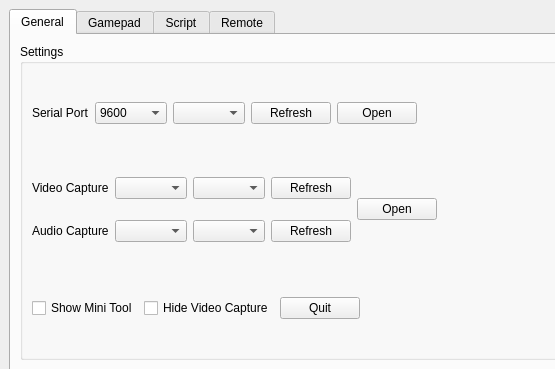
Above: gamepad.ui from zhengran14/SwitchGamepad before the change; both pictures show x 0 to 555 and y 0 to 369 of the 817 by 720 pixel window. Below: the same form after it.
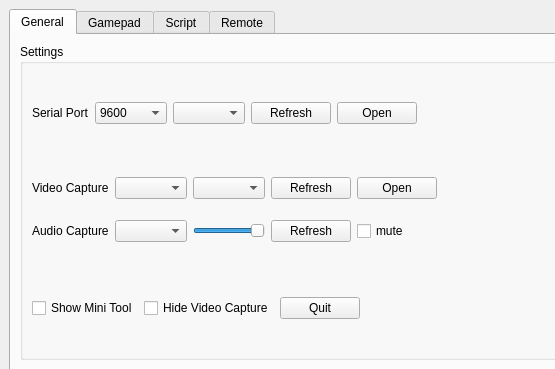
That is the form after the change. Custom widgets are drawn as their Qt base class.

Commit message: Finished audio input, add volume and mute control

Diff of the .ui file:
```diff
--- a/gamepad.ui
+++ b/gamepad.ui
@@ -247,15 +247,32 @@
                     </property>
                    </spacer>
                   </item>
-                  <item row="0" column="4" rowspan="2">
+                  <item row="0" column="4">
                    <widget class="QPushButton" name="videoCaptureSwitch">
                     <property name="text">
                      <string>Open</string>
                     </property>
                    </widget>
                   </item>
+                  <item row="1" column="4">
+                   <widget class="QCheckBox" name="audioCaptureMute">
+                    <property name="text">
+                     <string>mute</string>
+                    </property>
+                   </widget>
+                  </item>
                   <item row="1" column="2">
-                   <widget class="QComboBox" name="videoCaptureAudioInputFormat"/>
+                   <widget class="QSlider" name="audioCaptureVolume">
+                    <property name="maximum">
+                     <number>100</number>
+                    </property>
+                    <property name="value">
+                     <number>100</number>
+                    </property>
+                    <property name="orientation">
+                     <enum>Qt::Horizontal</enum>
+                    </property>
+                   </widget>
                   </item>
                  </layout>
                 </widget>
```
The commit also changes 4 other files.
